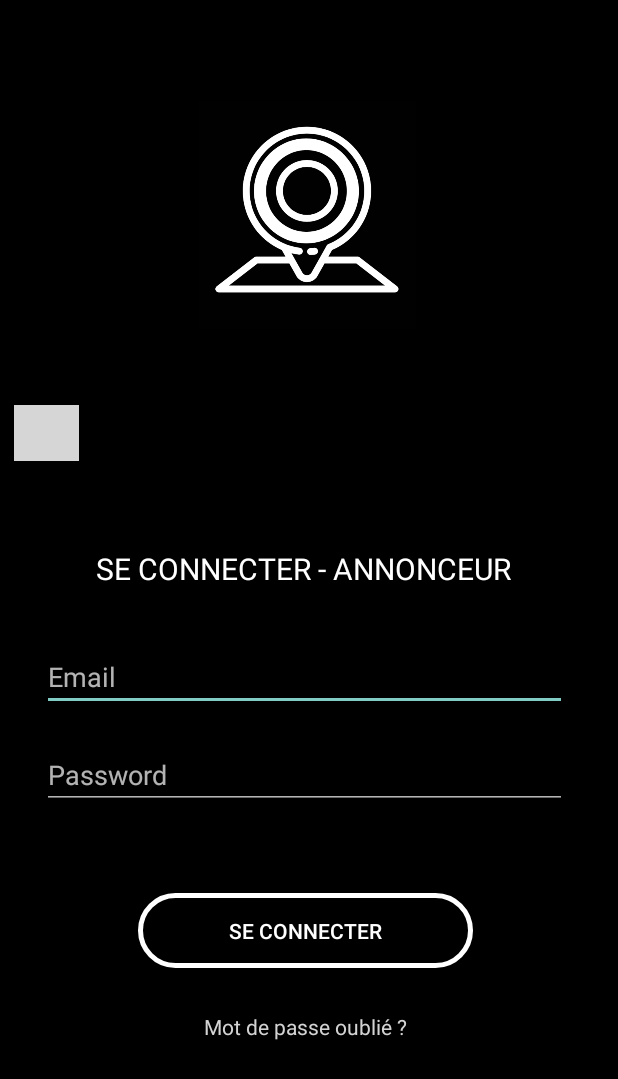
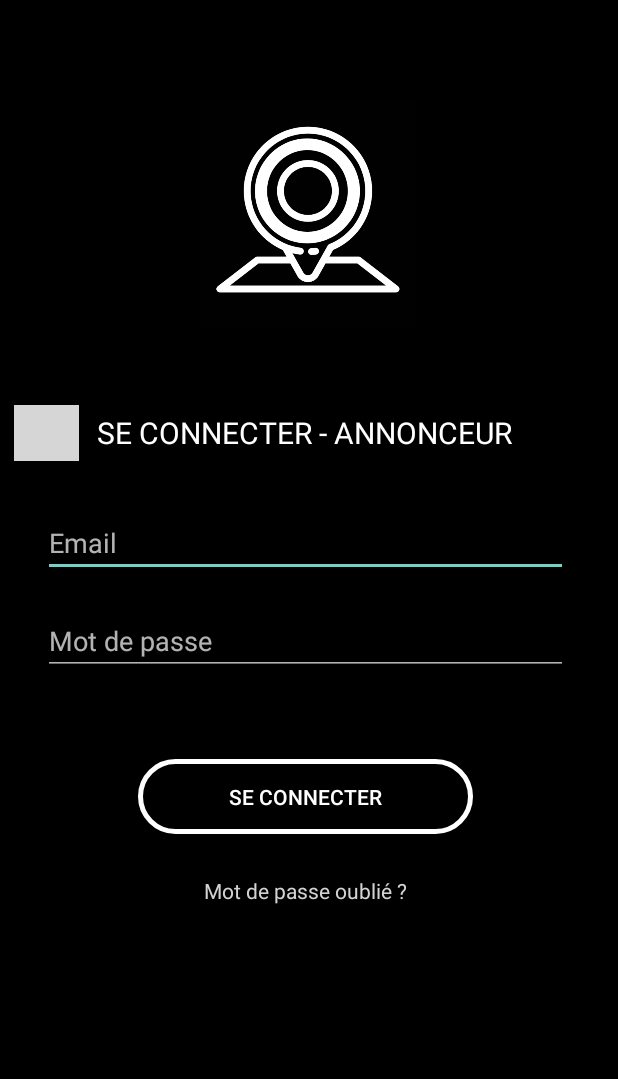
Before and after one commit to JeremyMoray/Pubeo, an Android app: the AdvertiserSignInActivity screen opened directly, with no data from a screen before it, on a phone screen of 412 x 824 dp. Shown: the top 1079 px of the screen. Run offline under Robolectric (Android 15) with nearby library versions, the light colour scheme and no system bars; grey boxes are pictures that could not be loaded.

Commit message:
- Modification du bouton pour revenir en arrière sur la page sign in advertiser et ré-agencement des items

```diff
--- a/app/src/main/java/com/example/pubeo/AdvertiserSignInActivity.java
+++ b/app/src/main/java/com/example/pubeo/AdvertiserSignInActivity.java
@@ -4,20 +4,17 @@ import androidx.appcompat.app.AppCompatActivity;
 
 import android.os.Bundle;
 import android.view.View;
-import android.widget.Button;
 import android.widget.ImageView;
-
-import butterknife.BindView;
 
 public class AdvertiserSignInActivity extends AppCompatActivity {
 
-    @BindView(R.id.whiteArrowSignInAdvertiser) ImageView whiteArrowSignInAdvertiser;
+    private ImageView whiteArrowSignInAdvertiser;
     @Override
 
     protected void onCreate(Bundle savedInstanceState) {
         super.onCreate(savedInstanceState);
         setContentView(R.layout.activity_advertiser_sign_in);
-
+        whiteArrowSignInAdvertiser = findViewById(R.id.whiteArrowSignInAdvertiser);
         whiteArrowSignInAdvertiser.setOnClickListener(new View.OnClickListener() {
             @Override
             public void onClick(View v){
--- a/app/src/main/res/layout/activity_advertiser_sign_in.xml
+++ b/app/src/main/res/layout/activity_advertiser_sign_in.xml
@@ -12,47 +12,51 @@
         android:layout_width="223dp"
         android:layout_height="50dp"
         android:layout_marginStart="92dp"
-        android:layout_marginBottom="29dp"
+        android:layout_marginTop="56dp"
         android:background="@drawable/login_button_shape"
         android:text="@string/Log_in_button"
         android:textColor="#ffffff"
-        app:layout_constraintBottom_toTopOf="@+id/passwordForgottenText"
-        app:layout_constraintStart_toStartOf="parent" />
+        app:layout_constraintStart_toStartOf="parent"
+        app:layout_constraintTop_toBottomOf="@+id/passwordAdvertiserSignInField" />
 
     <TextView
         android:id="@+id/passwordForgottenText"
         android:layout_width="wrap_content"
         android:layout_height="wrap_content"
         android:layout_marginStart="136dp"
-        android:layout_marginBottom="130dp"
+        android:layout_marginTop="28dp"
         android:text="@string/password_forgotten"
         android:textColor="@color/lightgrey"
-        app:layout_constraintBottom_toBottomOf="parent"
-        app:layout_constraintStart_toStartOf="parent" />
+        app:layout_constraintStart_toStartOf="parent"
+        app:layout_constraintTop_toBottomOf="@+id/signInButtonAdvertiser" />
 
     <EditText
         android:id="@+id/mailAdvertiserSignInField"
         android:layout_width="350dp"
         android:layout_height="wrap_content"
         android:layout_marginStart="28dp"
-        android:layout_marginBottom="20dp"
+        android:layout_marginTop="37dp"
+        android:layout_marginEnd="33dp"
         android:ems="10"
         android:hint="@string/emailHint"
         android:inputType="textEmailAddress"
-        app:layout_constraintBottom_toTopOf="@+id/passwordAdvertiserSignInField"
-        app:layout_constraintStart_toStartOf="parent" />
+        app:layout_constraintEnd_toEndOf="parent"
+        app:layout_constraintStart_toStartOf="parent"
+        app:layout_constraintTop_toBottomOf="@+id/loginTextAdvertiser" />
 
     <EditText
         android:id="@+id/passwordAdvertiserSignInField"
         android:layout_width="350dp"
         android:layout_height="wrap_content"
         android:layout_marginStart="28dp"
-        android:layout_marginBottom="56dp"
+        android:layout_marginTop="20dp"
+        android:layout_marginEnd="33dp"
         android:ems="10"
         android:hint="@string/passwordHint"
         android:inputType="textPassword"
-        app:layout_constraintBottom_toTopOf="@+id/signInButtonAdvertiser"
-        app:layout_constraintStart_toStartOf="parent" />
+        app:layout_constraintEnd_toEndOf="parent"
+        app:layout_constraintStart_toStartOf="parent"
+        app:layout_constraintTop_toBottomOf="@+id/mailAdvertiserSignInField" />
 
     <ImageView
         android:id="@+id/pubeoLogoAdvertiserSignIn"
@@ -60,7 +64,9 @@
         android:layout_height="152dp"
         android:layout_marginStart="124dp"
         android:layout_marginTop="67dp"
+        android:layout_marginEnd="125dp"
         android:adjustViewBounds="true"
+        app:layout_constraintEnd_toEndOf="parent"
         app:layout_constraintStart_toStartOf="parent"
         app:layout_constraintTop_toTopOf="parent"
         app:srcCompat="@drawable/pubeo_logo" />
@@ -70,12 +76,14 @@
         android:layout_width="wrap_content"
         android:layout_height="wrap_content"
         android:layout_marginStart="64dp"
-        android:layout_marginBottom="36dp"
+        android:layout_marginTop="55dp"
+        android:layout_marginEnd="70dp"
         android:text="@string/loginTextAdvertiser"
         android:textColor="#ffffff"
         android:textSize="20sp"
-        app:layout_constraintBottom_toTopOf="@+id/mailAdvertiserSignInField"
-        app:layout_constraintStart_toStartOf="parent" />
+        app:layout_constraintEnd_toEndOf="parent"
+        app:layout_constraintStart_toStartOf="parent"
+        app:layout_constraintTop_toBottomOf="@+id/pubeoLogoAdvertiserSignIn" />
 
     <ImageView
         android:id="@+id/whiteArrowSignInAdvertiser"
@@ -83,6 +91,9 @@
         android:layout_height="37dp"
         android:layout_marginStart="9dp"
         android:layout_marginTop="270dp"
+        android:layout_marginEnd="12dp"
+        app:layout_constraintEnd_toStartOf="@+id/loginTextAdvertiser"
+        app:layout_constraintHorizontal_bias="1.0"
         app:layout_constraintStart_toStartOf="parent"
         app:layout_constraintTop_toTopOf="parent"
         app:srcCompat="@drawable/ic_arrow_back_white_24dp" />
--- a/app/src/main/res/values/strings.xml
+++ b/app/src/main/res/values/strings.xml
@@ -7,6 +7,6 @@
     <string name="you_are">Vous êtes un&#8230;</string>
     <string name="password_forgotten">Mot de passe oublié ?</string>
     <string name="emailHint">Email</string>
-    <string name="passwordHint">Password</string>
+    <string name="passwordHint">Mot de passe</string>
     <string name="loginTextAdvertiser">SE CONNECTER - ANNONCEUR</string>
 </resources>
```
